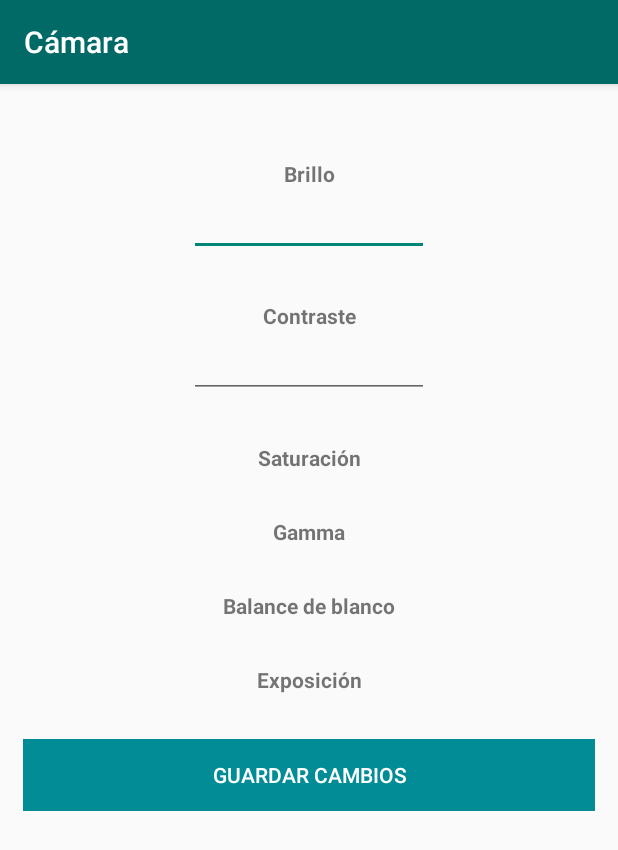
After one commit to soccerdroid/shrimps_app, an Android app: the CameraActivity screen opened directly, with no data from a screen before it, on a phone screen of 412 x 824 dp. The commit adds this screen. Shown: the top 850 px of the screen. Run offline under Robolectric (Android 15) with nearby library versions, the phone set to English and light mode, and no system bars.

Commit message:
Adding camera configuration view.

```diff
--- a/app/src/main/AndroidManifest.xml
+++ b/app/src/main/AndroidManifest.xml
@@ -35,7 +35,8 @@
         <activity
             android:name=".PhotoViewActivity"
             android:configChanges="orientation|screenSize" />
-        <activity android:name=".ListImagesActivity"></activity>
+        <activity android:name=".ListImagesActivity" />
+        <activity android:name=".CameraActivity"></activity>
     </application>
 
 </manifest>
--- /dev/null
+++ b/app/src/main/java/com/example/belen/shrimps/CameraActivity.java
@@ -0,0 +1,17 @@
+package com.example.belen.shrimps;
+
+import android.support.v7.app.AppCompatActivity;
+import android.os.Bundle;
+import android.support.v7.widget.Toolbar;
+import android.view.Window;
+
+public class CameraActivity extends AppCompatActivity {
+    private Toolbar toolbar;
+
+    @Override
+    protected void onCreate(Bundle savedInstanceState) {
+        super.onCreate(savedInstanceState);
+        setContentView(R.layout.activity_camera);
+        toolbar = (Toolbar) findViewById(R.id.toolbar);
+    }
+}
--- a/app/src/main/java/com/example/belen/shrimps/MainActivity.java
+++ b/app/src/main/java/com/example/belen/shrimps/MainActivity.java
@@ -52,6 +52,7 @@ public class MainActivity extends Activity {
         addListenerOnButton();
         //botón para tomar foto
         takephoto_button = (Button) findViewById(R.id.btnTakePhoto);
+        setCameraOpListener();
         takephoto_button.setOnClickListener(new OnClickListener() {
             @Override
             public void onClick(final View arg0) {
@@ -78,8 +79,7 @@ public class MainActivity extends Activity {
                     Toast.makeText(arg0.getContext(), "No hay conexión con el servidor aún", Toast.LENGTH_SHORT).show();
                 }
 
-            }
-
+        }
         });
         //apagar la raspberry
         shutdown_button = (Button) findViewById(R.id.btnRaspberry);
@@ -157,6 +157,15 @@ public class MainActivity extends Activity {
     }
 
 
+    public void setCameraOpListener(){
+        this.takephoto_button.setOnClickListener(new OnClickListener() {
+            @Override
+            public void onClick(View v) {
+                Intent intent = new Intent(getApplicationContext(), CameraActivity.class);
+                startActivity(intent);
+            }
+        });
+    }
 
 
     public void addListenerOnButton() {
--- /dev/null
+++ b/app/src/main/res/drawable/ic_photo_camera.xml
@@ -0,0 +1,6 @@
+<vector android:height="24dp" android:viewportHeight="490"
+    android:viewportWidth="490" android:width="24dp" xmlns:android="http://schemas.android.com/apk/res/android">
+    <path android:fillColor="#FFFFFF" android:pathData="M0,167.85v216.2c0,33 26.8,59.8 59.8,59.8h370.4c33,0 59.8,-26.8 59.8,-59.8v-216.2c0,-31.4 -25.5,-56.9 -56.9,-56.9h-79.6l-1.9,-8.3c-7.7,-33.3 -37,-56.5 -71.2,-56.5h-70.9c-34.1,0 -63.4,23.2 -71.2,56.5l-1.9,8.3H56.9C25.5,110.95 0,136.55 0,167.85zM146.2,135.45c5.7,0 10.6,-3.9 11.9,-9.5l4.1,-17.8c5.2,-22.1 24.6,-37.5 47.3,-37.5h70.9c22.7,0 42.1,15.4 47.3,37.5l4.1,17.8c1.3,5.5 6.2,9.5 11.9,9.5H433c17.9,0 32.4,14.5 32.4,32.4v216.2c0,19.5 -15.8,35.3 -35.3,35.3H59.8c-19.5,0 -35.3,-15.8 -35.3,-35.3v-216.2c0,-17.9 14.5,-32.4 32.4,-32.4H146.2z"/>
+    <path android:fillColor="#FFFFFF" android:pathData="M82.9,187.75m-16.4,0a16.4,16.4 0,1 1,32.8 0a16.4,16.4 0,1 1,-32.8 0"/>
+    <path android:fillColor="#FFFFFF" android:pathData="M245,380.95c56.7,0 102.9,-46.2 102.9,-102.9s-46.2,-102.9 -102.9,-102.9s-102.9,46.1 -102.9,102.9S188.3,380.95 245,380.95zM245,199.65c43.2,0 78.4,35.2 78.4,78.4s-35.2,78.4 -78.4,78.4s-78.4,-35.2 -78.4,-78.4S201.8,199.65 245,199.65z"/>
+</vector>
--- /dev/null
+++ b/app/src/main/res/layout/activity_camera.xml
@@ -0,0 +1,107 @@
+<?xml version="1.0" encoding="utf-8"?>
+<LinearLayout xmlns:android="http://schemas.android.com/apk/res/android"
+    xmlns:app="http://schemas.android.com/apk/res-auto"
+    xmlns:tools="http://schemas.android.com/tools"
+    android:layout_width="match_parent"
+    android:layout_height="match_parent"
+    tools:context=".CameraActivity"
+    android:orientation="vertical">
+    <android.support.v7.widget.Toolbar
+        android:id="@+id/toolbar"
+        android:layout_width="match_parent"
+        android:layout_height="?attr/actionBarSize"
+        android:background="@color/dark_turquoise"
+        android:elevation="4dp"
+        app:title="@string/camera_menu_op"
+        app:titleTextColor="@color/white"
+        app:subtitleTextColor="@color/white"
+        android:theme="@style/ThemeOverlay.AppCompat.ActionBar"
+        app:popupTheme="@style/ThemeOverlay.AppCompat.Light" />
+    <ScrollView
+        android:layout_width="match_parent"
+        android:layout_height="wrap_content"
+        android:orientation="vertical">
+        <LinearLayout
+            android:id="@+id/configLayout"
+            android:layout_width="match_parent"
+            android:layout_height="wrap_content"
+            android:orientation="vertical"
+            android:layout_marginTop="20dp"
+            android:layout_marginRight="15dp"
+            android:layout_marginLeft="15dp"
+            android:gravity="center_horizontal|center_vertical">
+
+            <LinearLayout
+                style="@style/camera_config_op_containers">
+                <TextView
+                    style="@style/camera_config_op_names"
+                    android:textAlignment="center"
+                    android:text="@string/brightness_config"/>
+                <EditText
+                    android:id="@+id/brightness_edtxt"
+                    android:layout_width="160dp"
+                    android:layout_height="wrap_content"
+                    android:textAlignment="center"
+                    android:inputType="number"/>
+            </LinearLayout>
+
+            <LinearLayout
+                style="@style/camera_config_op_containers">
+                <TextView
+                    style="@style/camera_config_op_names"
+                    android:textAlignment="center"
+                    android:text="@string/contrast_config"/>
+                <EditText
+                    android:id="@+id/contrast_edtxt"
+                    android:layout_width="160dp"
+                    android:layout_height="wrap_content"
+                    android:textAlignment="center"
+                    android:inputType="number"/>
+            </LinearLayout>
+
+            <LinearLayout
+                style="@style/camera_config_op_containers">
+                <TextView
+                    style="@style/camera_config_op_names"
+                    android:textAlignment="center"
+                    android:text="@string/saturation_config"/>
+            </LinearLayout>
+
+            <LinearLayout
+                style="@style/camera_config_op_containers">
+                <TextView
+                    style="@style/camera_config_op_names"
+                    android:textAlignment="center"
+                    android:text="@string/gamma_config"/>
+            </LinearLayout>
+
+            <LinearLayout
+                style="@style/camera_config_op_containers">
+                <TextView
+                    style="@style/camera_config_op_names"
+                    android:textAlignment="center"
+                    android:text="@string/white_balance_config"/>
+            </LinearLayout>
+
+            <LinearLayout
+                style="@style/camera_config_op_containers">
+                <TextView
+                    style="@style/camera_config_op_names"
+                    android:textAlignment="center"
+                    android:text="@string/exposure_config"/>
+            </LinearLayout>
+
+            <Button
+                android:layout_width="match_parent"
+                android:layout_height="wrap_content"
+                android:paddingLeft="20dp"
+                android:paddingRight="20dp"
+                android:textColor="@color/white"
+                android:layout_marginTop="30dp"
+                android:enabled="false"
+                android:background="@color/light_turquoise"
+                android:textAlignment="center"
+                android:text="@string/save_config_btn"/>
+        </LinearLayout>
+    </ScrollView>
+</LinearLayout>
--- a/app/src/main/res/layout/activity_main.xml
+++ b/app/src/main/res/layout/activity_main.xml
@@ -18,14 +18,14 @@ tools:context=".MainActivity">
             android:layout_width="match_parent"
             android:layout_height="wrap_content"
             android:layout_marginTop="25dp"
-            android:text="Imágenes"
+            android:text="@string/label_menu_op"
             android:background="@drawable/rounded_btn"
             android:visibility="visible" />
         <Button
             android:id="@+id/btnTakePhoto"
             android:layout_width="match_parent"
             android:layout_height="wrap_content"
-            android:text="Etiquetado"
+            android:text="@string/camera_menu_op"
             android:layout_marginTop="25dp"
             android:background="@drawable/rounded_btn"
             android:visibility="visible" />
@@ -33,7 +33,7 @@ tools:context=".MainActivity">
             android:id="@+id/btnRaspberry"
             android:layout_width="match_parent"
             android:layout_height="wrap_content"
-            android:text="Raspberry"
+            android:text="Raswpberry"
             android:layout_marginTop="25dp"
             android:background="@drawable/rounded_btn"
             android:visibility="gone" />
@@ -51,14 +51,14 @@ tools:context=".MainActivity">
                 android:layout_marginRight="40dp"
                 android:textAllCaps="false"
                 android:background="@drawable/restart_rasp_btn"
-                android:text="Reiniciar\nRaspberry"/>
+                android:text="@string/restart_rasp_btn"/>
             <Button
                 android:id="@+id/btnTurnoffRasp"
                 android:layout_width="wrap_content"
                 android:layout_height="wrap_content"
                 android:textAllCaps="false"
                 android:background="@drawable/turnoff_rasp_btn"
-                android:text="Apagar\nRaspberry"/>
+                android:text="@string/turnoff_rasp_btn"/>
         </LinearLayout>
 
     </LinearLayout>
--- a/app/src/main/res/values/colors.xml
+++ b/app/src/main/res/values/colors.xml
@@ -6,4 +6,11 @@
     <color name="opaque_orange">#FFFF5500</color>
     <color name="opaque_yellow">#FFFFEB3B</color>
     <color name="grey">#D3D3D3</color>
+
+    <color name="dark_turquoise">#016a66</color>
+    <color name="light_turquoise">#018c96</color>
+    <color name="intense_orange">#eb5401</color>
+    <color name="light_grey">#f6ebf9</color>
+    <color name="dark_yellow">#efb52b</color>
+    <color name="white">#FFFFFF</color>
 </resources>
--- a/app/src/main/res/values/strings.xml
+++ b/app/src/main/res/values/strings.xml
@@ -11,4 +11,20 @@
     </string-array>
     <string name="title_activity_list_images">ListImagesActivity</string>
 
+
+    <string name="camera_menu_op">Cámara</string>
+    <string name="label_menu_op">Etiquetado</string>
+    <string name="turnoff_rasp_btn">Apagar\nRaspberry</string>
+    <string name="restart_rasp_btn">Reiniciar\nRaspberry</string>
+    <string name="take_photo_btn">Tomar foto</string>
+
+    <string name="brightness_config">Brillo</string>
+    <string name="contrast_config">Contraste</string>
+    <string name="saturation_config">Saturación</string>
+    <string name="gamma_config">Gamma</string>
+    <string name="white_balance_config">Balance de blanco</string>
+    <string name="exposure_config">Exposición</string>
+    <string name="save_config_btn">Guardar cambios</string>
+
+
 </resources>
--- a/app/src/main/res/values/styles.xml
+++ b/app/src/main/res/values/styles.xml
@@ -1,7 +1,7 @@
 <resources>
 
     <!-- Base application theme. -->
-    <style name="AppTheme" parent="Theme.AppCompat.Light.DarkActionBar">
+    <style name="AppTheme" parent="Theme.AppCompat.Light.NoActionBar">
         <!-- Customize your theme here. -->
         <item name="colorPrimary">@color/colorPrimary</item>
         <item name="colorPrimaryDark">@color/colorPrimaryDark</item>
@@ -11,10 +11,26 @@
     <style name="AppTheme.NoActionBar">
         <item name="windowActionBar">false</item>
         <item name="windowNoTitle">true</item>
+        <item name="android:windowNoTitle">true</item>
     </style>
 
     <style name="AppTheme.AppBarOverlay" parent="ThemeOverlay.AppCompat.Dark.ActionBar" />
 
     <style name="AppTheme.PopupOverlay" parent="ThemeOverlay.AppCompat.Light" />
 
+
+    <style name="camera_config_op_names">
+        <item name="android:layout_width">match_parent</item>
+        <item name="android:layout_height">wrap_content</item>
+        <item name="android:textStyle">bold</item>
+    </style>
+    <style name="camera_config_op_containers">
+        <item name="android:layout_width">match_parent</item>
+        <item name="android:layout_height">wrap_content</item>
+        <item name="android:orientation">vertical</item>
+        <item name="android:layout_marginTop">30dp</item>
+        <item name="android:gravity">center</item>
+    </style>
+
+
 </resources>
```
